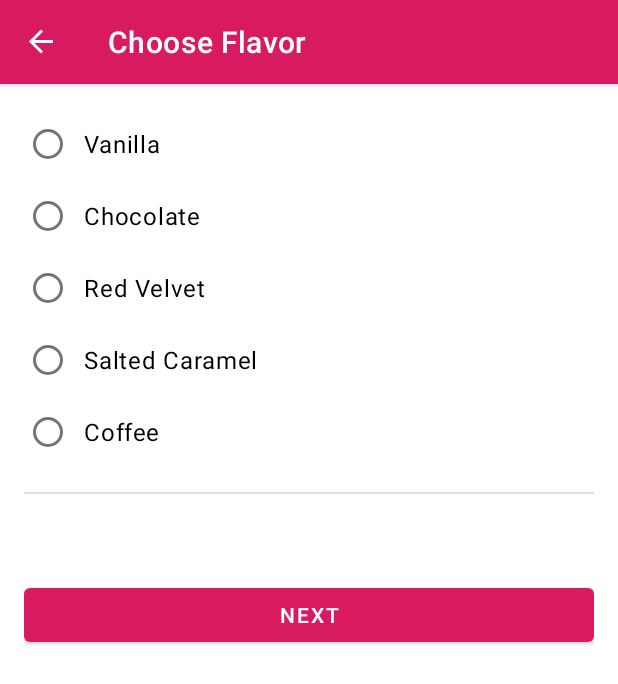
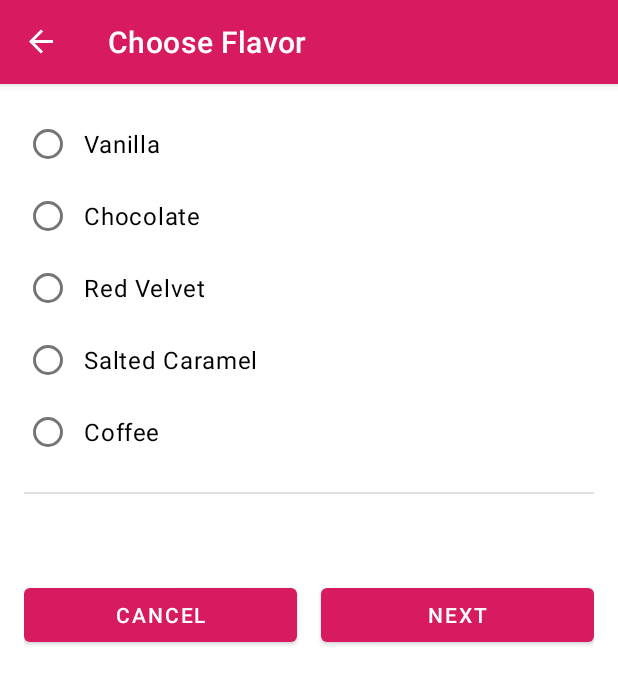
Before and after one commit to Ro-JA/Cupcake, an Android app: the FlavorFragment screen opened through its navigation route, on a phone screen of 412 x 824 dp. Shown: the top 684 px of the screen. Run offline under Robolectric (Android 15) with nearby library versions, the phone set to English and light mode, and no system bars; our stand-ins replace data binding, navigation-ui; 2 statements that could not run were skipped.

Commit message:
add button cancel

```diff
--- a/app/src/main/java/com/example/cupcake/MainActivity.kt
+++ b/app/src/main/java/com/example/cupcake/MainActivity.kt
@@ -37,4 +37,8 @@ class MainActivity : AppCompatActivity(R.layout.activity_main) {
 
         setupActionBarWithNavController(navControl)
     }
+
+    override fun onSupportNavigateUp(): Boolean {
+        return navControl.navigateUp() || super.onSupportNavigateUp()
+    }
 }
--- a/app/src/main/res/layout/fragment_flavor.xml
+++ b/app/src/main/res/layout/fragment_flavor.xml
@@ -109,6 +109,16 @@
                 android:text="@{@string/subtotal_price(viewModel.price)}"/>
 
             <Button
+                android:id="@+id/cancel_button"
+                android:layout_width="0dp"
+                android:layout_height="wrap_content"
+                android:text="@string/cancel"
+                app:layout_constraintEnd_toStartOf="@id/next_button"
+                app:layout_constraintStart_toStartOf="parent"
+                app:layout_constraintTop_toTopOf="@id/next_button"
+                android:layout_marginEnd="@dimen/side_margin"/>
+
+            <Button
                 android:id="@+id/next_button"
                 android:layout_width="0dp"
                 android:layout_height="wrap_content"
@@ -116,7 +126,7 @@
                 android:text="@string/next"
                 app:layout_constraintBottom_toBottomOf="parent"
                 app:layout_constraintEnd_toEndOf="parent"
-                app:layout_constraintStart_toStartOf="parent"
+                app:layout_constraintStart_toEndOf="@id/cancel_button"
                 app:layout_constraintTop_toBottomOf="@id/subtotal"
                 android:onClick="@{() -> flavorFragment.goToNextScreen()}"/>
 
--- a/app/src/main/res/navigation/nav_graph.xml
+++ b/app/src/main/res/navigation/nav_graph.xml
@@ -35,6 +35,12 @@
         <action
             android:id="@+id/action_flavorFragment_to_pickupFragment"
             app:destination="@id/pickupFragment" />
+        <action
+            android:id="@+id/action_flavorFragment_to_pickupFragment2"
+            app:destination="@id/pickupFragment" />
+        <action
+            android:id="@+id/action_flavorFragment_to_startFragment"
+            app:destination="@id/startFragment" />
     </fragment>
     <fragment
         android:id="@+id/pickupFragment"
@@ -44,10 +50,17 @@
         <action
             android:id="@+id/action_pickupFragment_to_summaryFragment"
             app:destination="@id/summaryFragment" />
+        <action
+            android:id="@+id/action_pickupFragment_to_startFragment"
+            app:destination="@id/startFragment" />
     </fragment>
     <fragment
         android:id="@+id/summaryFragment"
         android:name="com.example.cupcake.SummaryFragment"
         android:label="@string/order_summary"
-        tools:layout="@layout/fragment_summary" />
+        tools:layout="@layout/fragment_summary" >
+        <action
+            android:id="@+id/action_summaryFragment_to_startFragment"
+            app:destination="@id/startFragment" />
+    </fragment>
 </navigation>
```
